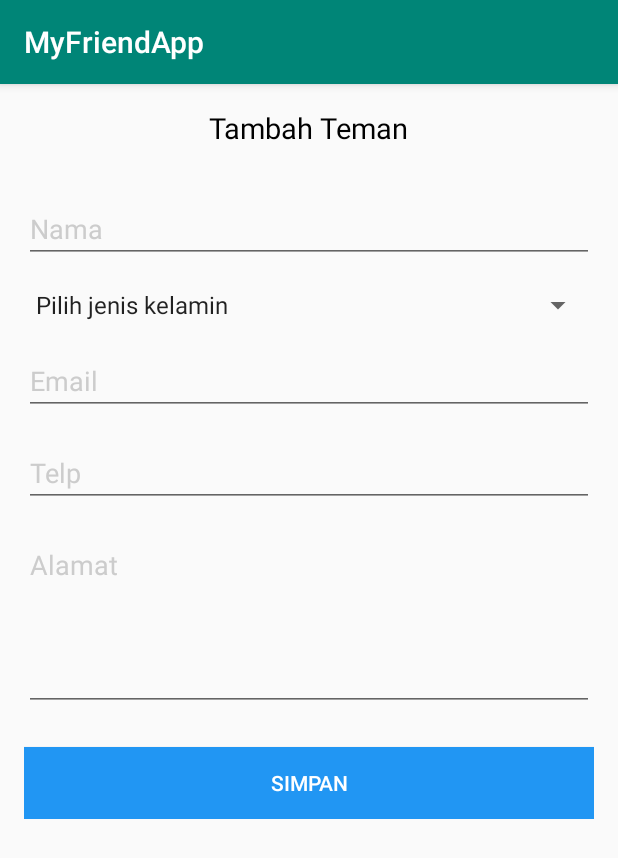
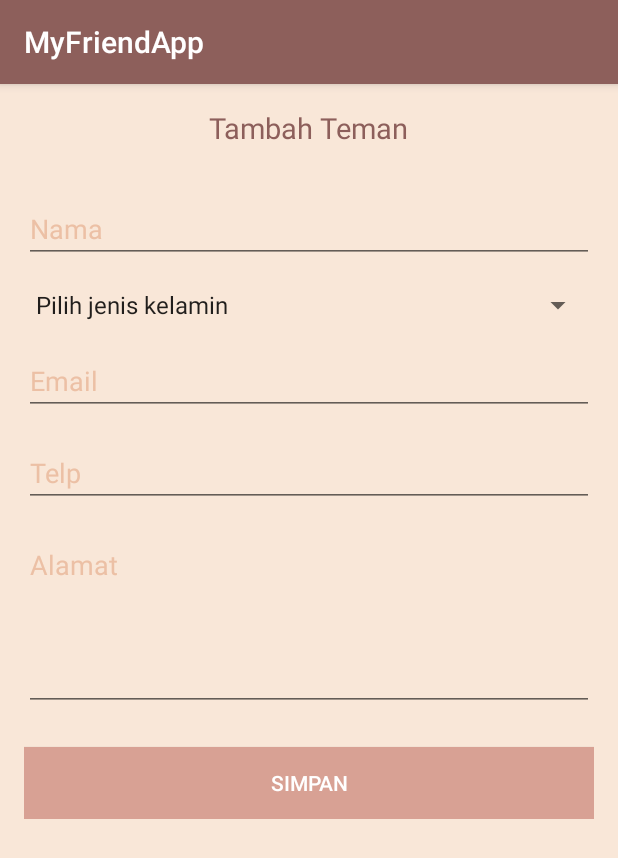
Before and after one commit to SalsabillaMA/MyFriendApp, an Android app: the screen it shows after launch (MainActivity), after a tap on an icon or button, on a phone screen of 412 x 824 dp. Shown: the top 858 px of the screen. Run offline under Robolectric (Android 15) with nearby library versions, the phone set to English and light mode, and no system bars; our stand-ins replace Room's generated code; 1 statement that could not run was skipped.

Commit message:
first commit
Signed-off-by: SalsabillaMA <salsabilla_maurettasya_28rpl@student.smktelkom-mlg.sch.id>

```diff
--- a/app/src/main/res/layout/activity_main.xml
+++ b/app/src/main/res/layout/activity_main.xml
@@ -3,6 +3,7 @@
         xmlns:tools="http://schemas.android.com/tools"
         android:layout_width="match_parent"
         android:layout_height="match_parent"
+        android:background="#F9E7D8"
         tools:context=".MainActivity">
 
     <FrameLayout
--- a/app/src/main/res/layout/my_friends_add_fragment.xml
+++ b/app/src/main/res/layout/my_friends_add_fragment.xml
@@ -2,6 +2,7 @@
 <LinearLayout xmlns:android="http://schemas.android.com/apk/res/android"
         android:layout_width="match_parent"
         android:layout_height="match_parent"
+        android:background="#F9E7D8"
         android:orientation="vertical">
 
     <TextView
@@ -10,7 +11,7 @@
             android:layout_gravity="center_horizontal"
             android:layout_margin="16dp"
             android:text="Tambah Teman"
-            android:textColor="#000"
+            android:textColor="#8D5F5B"
             android:textSize="19sp" />
 
     <LinearLayout
@@ -26,8 +27,8 @@
                 android:hint="Nama"
                 android:imeOptions="actionDone"
                 android:inputType="text"
-                android:textColor="#000"
-                android:textColorHint="#CCC" />
+                android:textColor="#8D5F5B"
+                android:textColorHint="#ECC0A5" />
 
         <Spinner
                 android:id="@+id/spinner_gender"
@@ -35,7 +36,7 @@
                 android:layout_height="wrap_content"
                 android:layout_marginTop="16dp"
                 android:entries="@array/gender_list"
-                android:textColor="#000">
+                android:textColor="#8D5F5B">
 
         </Spinner>
 
@@ -47,8 +48,8 @@
                 android:hint="Email"
                 android:imeOptions="actionNext"
                 android:inputType="textEmailAddress"
-                android:textColor="#000"
-                android:textColorHint="#ccc" />
+                android:textColor="#8D5F5B"
+                android:textColorHint="#ECC0A5" />
 
         <EditText
                 android:id="@+id/Telp"
@@ -58,8 +59,8 @@
                 android:hint="Telp"
                 android:imeOptions="actionNext"
                 android:inputType="number"
-                android:textColor="#000"
-                android:textColorHint="#ccc" />
+                android:textColor="#8D5F5B"
+                android:textColorHint="#ECC0A5" />
 
         <EditText
                 android:id="@+id/Alamat"
@@ -70,8 +71,8 @@
                 android:hint="Alamat"
                 android:imeOptions="actionDone"
                 android:inputType="textMultiLine"
-                android:textColor="#000"
-                android:textColorHint="#ccc" />
+                android:textColor="#8D5F5B"
+                android:textColorHint="#ECC0A5" />
 
 
         <Button
@@ -79,7 +80,7 @@
                 android:layout_width="match_parent"
                 android:layout_height="wrap_content"
                 android:layout_marginTop="24dp"
-                android:background="#2196F3"
+                android:background="#D8A194"
                 android:text="simpan"
                 android:textColor="#fff" />
     </LinearLayout>
--- a/app/src/main/res/layout/my_friends_fragment.xml
+++ b/app/src/main/res/layout/my_friends_fragment.xml
@@ -2,7 +2,8 @@
 <RelativeLayout xmlns:android="http://schemas.android.com/apk/res/android"
         xmlns:app="http://schemas.android.com/apk/res-auto"
         android:layout_width="match_parent"
-        android:layout_height="match_parent">
+        android:layout_height="match_parent"
+        android:background="#F9E7D8">
 
     <androidx.recyclerview.widget.RecyclerView
             android:id="@+id/listmyfriend"
@@ -24,7 +25,7 @@
             android:layout_marginEnd="16dp"
             android:layout_marginBottom="16dp"
             android:tint="#fff"
-            app:backgroundTint="#2196F3"
+            app:backgroundTint="#D8A194"
             app:srcCompat="@drawable/ic_add_plus_button" />
 
 
--- a/app/src/main/res/values/colors.xml
+++ b/app/src/main/res/values/colors.xml
@@ -1,6 +1,6 @@
 <?xml version="1.0" encoding="utf-8"?>
 <resources>
-    <color name="colorPrimary">#008577</color>
-    <color name="colorPrimaryDark">#00574B</color>
-    <color name="colorAccent">#D81B60</color>
+    <color name="colorPrimary">#8D5F5B</color>
+    <color name="colorPrimaryDark">#D8A194</color>
+    <color name="colorAccent">#ECC0A5</color>
 </resources>
```
Also changed, not shown: app/src/main/java/com/example/myfriendapp/MyFriendsEditFragment.kt (deleted, +0 -28 lines), app/src/main/res/layout/my_friends_edit_fragment.xml (deleted, +0 -87 lines), app/src/main/res/layout/my_friends_item.xml (+8 -7 lines).
